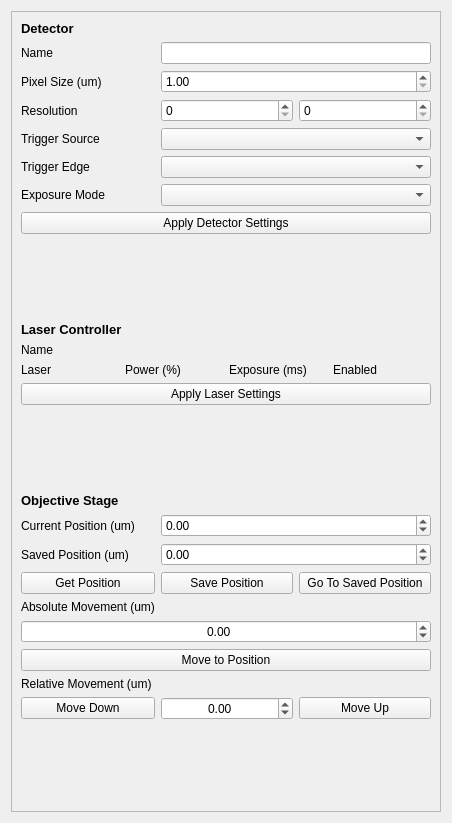
The window that openlm/ui/qt/OpenLMHardwareWidget.ui (DeMarcoLab/openCLEM) describes before a commit, drawn with Qt 5.
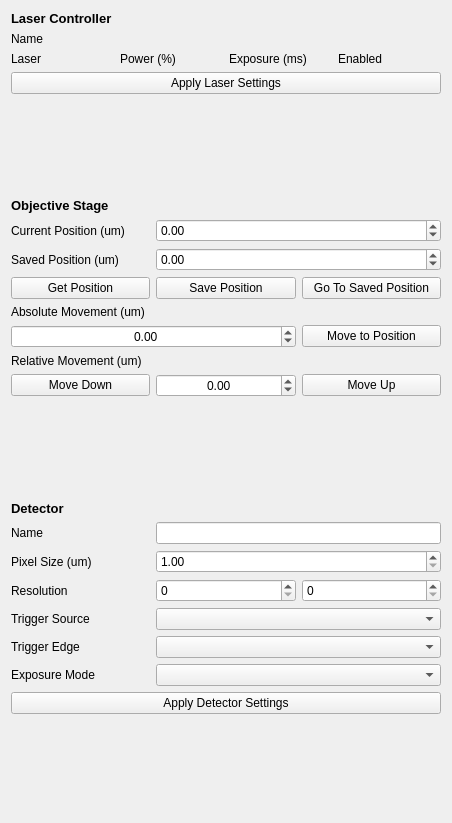
The same window after the commit.

Commit message: update hardware widget

```diff
--- a/openlm/ui/qt/OpenLMHardwareWidget.ui
+++ b/openlm/ui/qt/OpenLMHardwareWidget.ui
@@ -14,113 +14,200 @@
    <string>Form</string>
   </property>
   <layout class="QGridLayout" name="gridLayout">
-   <item row="0" column="0">
-    <widget class="QScrollArea" name="scrollArea">
-     <property name="widgetResizable">
-      <bool>true</bool>
+   <item row="21" column="1" colspan="2">
+    <widget class="QComboBox" name="comboBox_trigger_edge"/>
+   </item>
+   <item row="14" column="1">
+    <widget class="QDoubleSpinBox" name="doubleSpinBox_relative_position">
+     <property name="alignment">
+      <set>Qt::AlignCenter</set>
      </property>
-     <widget class="QWidget" name="scrollAreaWidgetContents">
-      <property name="geometry">
-       <rect>
-        <x>0</x>
-        <y>0</y>
-        <width>432</width>
-        <height>803</height>
-       </rect>
-      </property>
-      <layout class="QGridLayout" name="gridLayout_5">
-       <item row="22" column="1">
+     <property name="minimum">
+      <double>-100000000.000000000000000</double>
+     </property>
+     <property name="maximum">
+      <double>1000000000.000000000000000</double>
+     </property>
+    </widget>
+   </item>
+   <item row="20" column="0">
+    <widget class="QLabel" name="label_trigger_source">
+     <property name="text">
+      <string>Trigger Source</string>
+     </property>
+    </widget>
+   </item>
+   <item row="19" column="2">
+    <widget class="QSpinBox" name="spinBox_resolution_y">
+     <property name="maximum">
+      <number>1000000000</number>
+     </property>
+    </widget>
+   </item>
+   <item row="7" column="0">
+    <widget class="QLabel" name="label_saved_position">
+     <property name="text">
+      <string>Saved Position (um)</string>
+     </property>
+    </widget>
+   </item>
+   <item row="18" column="0">
+    <widget class="QLabel" name="label_pixelsize">
+     <property name="text">
+      <string>Pixel Size (um)</string>
+     </property>
+    </widget>
+   </item>
+   <item row="21" column="0">
+    <widget class="QLabel" name="label_trigger_edge">
+     <property name="text">
+      <string>Trigger Edge</string>
+     </property>
+    </widget>
+   </item>
+   <item row="14" column="2">
+    <widget class="QPushButton" name="pushButton_move_relative_up">
+     <property name="text">
+      <string>Move Up</string>
+     </property>
+    </widget>
+   </item>
+   <item row="17" column="0">
+    <widget class="QLabel" name="label_name">
+     <property name="text">
+      <string>Name</string>
+     </property>
+    </widget>
+   </item>
+   <item row="22" column="0">
+    <widget class="QLabel" name="label_exposure_mode">
+     <property name="text">
+      <string>Exposure Mode</string>
+     </property>
+    </widget>
+   </item>
+   <item row="17" column="1" colspan="2">
+    <widget class="QLineEdit" name="lineEdit_detector_name"/>
+   </item>
+   <item row="14" column="0">
+    <widget class="QPushButton" name="pushButton_move_relative_down">
+     <property name="text">
+      <string>Move Down</string>
+     </property>
+    </widget>
+   </item>
+   <item row="6" column="0">
+    <widget class="QLabel" name="label_current_position">
+     <property name="text">
+      <string>Current Position (um)</string>
+     </property>
+    </widget>
+   </item>
+   <item row="8" column="1">
         <widget class="QPushButton" name="pushButton_save_position">
          <property name="text">
           <string>Save Position</string>
          </property>
         </widget>
        </item>
-       <item row="4" column="1">
+   <item row="20" column="1" colspan="2">
+    <widget class="QComboBox" name="comboBox_trigger_source"/>
+   </item>
+   <item row="18" column="1" colspan="2">
+    <widget class="QDoubleSpinBox" name="doubleSpinBox_pixelsize">
+     <property name="decimals">
+      <number>2</number>
+     </property>
+     <property name="minimum">
+      <double>1.000000000000000</double>
+     </property>
+     <property name="maximum">
+      <double>10000.000000000000000</double>
+     </property>
+     <property name="singleStep">
+      <double>0.010000000000000</double>
+     </property>
+    </widget>
+   </item>
+   <item row="7" column="1" colspan="2">
+    <widget class="QDoubleSpinBox" name="doubleSpinBox_saved_position">
+     <property name="minimum">
+      <double>-1000000000.000000000000000</double>
+     </property>
+     <property name="maximum">
+      <double>10000000000.000000000000000</double>
+     </property>
+    </widget>
+   </item>
+   <item row="35" column="0" colspan="3">
+    <spacer name="verticalSpacer_2">
+     <property name="orientation">
+      <enum>Qt::Vertical</enum>
+     </property>
+     <property name="sizeHint" stdset="0">
+      <size>
+       <width>20</width>
+       <height>40</height>
+      </size>
+     </property>
+    </spacer>
+   </item>
+   <item row="8" column="2">
+    <widget class="QPushButton" name="pushButton_goto_saved_position">
+     <property name="text">
+      <string>Go To Saved Position</string>
+     </property>
+    </widget>
+   </item>
+   <item row="34" column="0" colspan="3">
+    <widget class="QPushButton" name="pushButton_apply_detector_settings">
+     <property name="text">
+      <string>Apply Detector Settings</string>
+     </property>
+    </widget>
+   </item>
+   <item row="6" column="1" colspan="2">
+    <widget class="QDoubleSpinBox" name="doubleSpinBox_current_position">
+     <property name="minimum">
+      <double>-10000000000.000000000000000</double>
+     </property>
+     <property name="maximum">
+      <double>100000000.000000000000000</double>
+     </property>
+    </widget>
+   </item>
+   <item row="19" column="1">
         <widget class="QSpinBox" name="spinBox_resolution_x">
          <property name="maximum">
           <number>1000000</number>
          </property>
         </widget>
        </item>
-       <item row="5" column="1" colspan="2">
-        <widget class="QComboBox" name="comboBox_trigger_source"/>
-       </item>
-       <item row="24" column="0" colspan="3">
-        <widget class="QDoubleSpinBox" name="doubleSpinBox_absolute_position">
-         <property name="alignment">
-          <set>Qt::AlignCenter</set>
-         </property>
-         <property name="minimum">
-          <double>-100000000.000000000000000</double>
-         </property>
-         <property name="maximum">
-          <double>1000000000.000000000000000</double>
-         </property>
-        </widget>
-       </item>
-       <item row="27" column="2">
-        <widget class="QPushButton" name="pushButton_move_relative_up">
-         <property name="text">
-          <string>Move Up</string>
-         </property>
-        </widget>
-       </item>
-       <item row="17" column="0" colspan="3">
-        <spacer name="verticalSpacer_3">
-         <property name="orientation">
-          <enum>Qt::Vertical</enum>
-         </property>
-         <property name="sizeHint" stdset="0">
-          <size>
-           <width>20</width>
-           <height>40</height>
-          </size>
-         </property>
-        </spacer>
-       </item>
-       <item row="4" column="0">
+   <item row="19" column="0">
         <widget class="QLabel" name="label_resolution">
          <property name="text">
           <string>Resolution</string>
          </property>
         </widget>
        </item>
-       <item row="16" column="0" colspan="3">
-        <widget class="QPushButton" name="pushButton_apply_laser_settings">
+   <item row="8" column="0">
+    <widget class="QPushButton" name="pushButton_get_position">
          <property name="text">
-          <string>Apply Laser Settings</string>
+      <string>Get Position</string>
          </property>
         </widget>
        </item>
-       <item row="22" column="2">
-        <widget class="QPushButton" name="pushButton_goto_saved_position">
-         <property name="text">
-          <string>Go To Saved Position</string>
-         </property>
-        </widget>
-       </item>
-       <item row="7" column="1" colspan="2">
+   <item row="22" column="1" colspan="2">
         <widget class="QComboBox" name="comboBox_exposure_mode"/>
        </item>
-       <item row="5" column="0">
-        <widget class="QLabel" name="label_trigger_source">
+   <item row="1" column="0" colspan="2">
+    <widget class="QLabel" name="label_lc_name">
          <property name="text">
-          <string>Trigger Source</string>
+      <string>Name</string>
          </property>
         </widget>
        </item>
-       <item row="1" column="1" colspan="2">
-        <widget class="QLineEdit" name="lineEdit_detector_name"/>
-       </item>
-       <item row="19" column="0">
-        <widget class="QLabel" name="label_current_position">
-         <property name="text">
-          <string>Current Position (um)</string>
-         </property>
-        </widget>
-       </item>
-       <item row="15" column="0" colspan="3">
+   <item row="2" column="0" colspan="3">
         <layout class="QGridLayout" name="gridLayout_laser">
          <item row="0" column="1">
           <widget class="QLabel" name="label_laser_power_2">
@@ -152,184 +239,54 @@
          </item>
         </layout>
        </item>
-       <item row="27" column="0">
-        <widget class="QPushButton" name="pushButton_move_relative_down">
+   <item row="3" column="0" colspan="3">
+    <widget class="QPushButton" name="pushButton_apply_laser_settings">
          <property name="text">
-          <string>Move Down</string>
+      <string>Apply Laser Settings</string>
          </property>
         </widget>
        </item>
+   <item row="4" column="0" colspan="3">
+    <spacer name="verticalSpacer_3">
+     <property name="orientation">
+      <enum>Qt::Vertical</enum>
+     </property>
+     <property name="sizeHint" stdset="0">
+      <size>
+       <width>20</width>
+       <height>40</height>
+      </size>
+     </property>
+    </spacer>
+   </item>
        <item row="9" column="0" colspan="3">
-        <spacer name="verticalSpacer_2">
-         <property name="orientation">
-          <enum>Qt::Vertical</enum>
-         </property>
-         <property name="sizeHint" stdset="0">
-          <size>
-           <width>20</width>
-           <height>40</height>
-          </size>
-         </property>
-        </spacer>
-       </item>
-       <item row="0" column="0" colspan="3">
-        <widget class="QLabel" name="label_detector_header">
-         <property name="font">
-          <font>
-           <pointsize>10</pointsize>
-           <weight>75</weight>
-           <bold>true</bold>
-          </font>
-         </property>
-         <property name="text">
-          <string>Detector</string>
-         </property>
-        </widget>
-       </item>
-       <item row="27" column="1">
-        <widget class="QDoubleSpinBox" name="doubleSpinBox_relative_position">
-         <property name="alignment">
-          <set>Qt::AlignCenter</set>
-         </property>
-         <property name="minimum">
-          <double>-100000000.000000000000000</double>
-         </property>
-         <property name="maximum">
-          <double>1000000000.000000000000000</double>
-         </property>
-        </widget>
-       </item>
-       <item row="18" column="0">
-        <widget class="QLabel" name="label_objective_header">
-         <property name="font">
-          <font>
-           <pointsize>10</pointsize>
-           <weight>75</weight>
-           <bold>true</bold>
-          </font>
-         </property>
-         <property name="text">
-          <string>Objective Stage</string>
-         </property>
-        </widget>
-       </item>
-       <item row="21" column="0">
-        <widget class="QLabel" name="label_saved_position">
-         <property name="text">
-          <string>Saved Position (um)</string>
-         </property>
-        </widget>
-       </item>
-       <item row="21" column="1" colspan="2">
-        <widget class="QDoubleSpinBox" name="doubleSpinBox_saved_position">
-         <property name="minimum">
-          <double>-1000000000.000000000000000</double>
-         </property>
-         <property name="maximum">
-          <double>10000000000.000000000000000</double>
-         </property>
-        </widget>
-       </item>
-       <item row="19" column="1" colspan="2">
-        <widget class="QDoubleSpinBox" name="doubleSpinBox_current_position">
-         <property name="minimum">
-          <double>-10000000000.000000000000000</double>
-         </property>
-         <property name="maximum">
-          <double>100000000.000000000000000</double>
-         </property>
-        </widget>
-       </item>
-       <item row="22" column="0">
-        <widget class="QPushButton" name="pushButton_get_position">
-         <property name="text">
-          <string>Get Position</string>
-         </property>
-        </widget>
-       </item>
-       <item row="23" column="0">
         <widget class="QLabel" name="label_absolute_position">
          <property name="text">
           <string>Absolute Movement (um)</string>
          </property>
         </widget>
        </item>
-       <item row="3" column="0">
-        <widget class="QLabel" name="label_pixelsize">
-         <property name="text">
-          <string>Pixel Size (um)</string>
-         </property>
-        </widget>
-       </item>
-       <item row="4" column="2">
-        <widget class="QSpinBox" name="spinBox_resolution_y">
-         <property name="maximum">
-          <number>1000000000</number>
-         </property>
-        </widget>
-       </item>
-       <item row="7" column="0">
-        <widget class="QLabel" name="label_exposure_mode">
-         <property name="text">
-          <string>Exposure Mode</string>
-         </property>
-        </widget>
-       </item>
-       <item row="1" column="0">
-        <widget class="QLabel" name="label_name">
-         <property name="text">
-          <string>Name</string>
-         </property>
-        </widget>
-       </item>
-       <item row="26" column="0">
-        <widget class="QLabel" name="label_relative_position">
-         <property name="text">
-          <string>Relative Movement (um)</string>
-         </property>
-        </widget>
-       </item>
-       <item row="6" column="0">
-        <widget class="QLabel" name="label_trigger_edge">
-         <property name="text">
-          <string>Trigger Edge</string>
-         </property>
-        </widget>
-       </item>
-       <item row="3" column="1" colspan="2">
-        <widget class="QDoubleSpinBox" name="doubleSpinBox_pixelsize">
-         <property name="decimals">
-          <number>2</number>
+   <item row="10" column="0" colspan="2">
+    <widget class="QDoubleSpinBox" name="doubleSpinBox_absolute_position">
+     <property name="alignment">
+      <set>Qt::AlignCenter</set>
          </property>
          <property name="minimum">
-          <double>1.000000000000000</double>
+      <double>-100000000.000000000000000</double>
          </property>
          <property name="maximum">
-          <double>10000.000000000000000</double>
-         </property>
-         <property name="singleStep">
-          <double>0.010000000000000</double>
-         </property>
-        </widget>
-       </item>
-       <item row="6" column="1" colspan="2">
-        <widget class="QComboBox" name="comboBox_trigger_edge"/>
-       </item>
-       <item row="8" column="0" colspan="3">
-        <widget class="QPushButton" name="pushButton_apply_detector_settings">
-         <property name="text">
-          <string>Apply Detector Settings</string>
-         </property>
-        </widget>
-       </item>
-       <item row="25" column="0" colspan="3">
+      <double>1000000000.000000000000000</double>
+     </property>
+    </widget>
+   </item>
+   <item row="10" column="2">
         <widget class="QPushButton" name="pushButton_move_absolute">
          <property name="text">
           <string>Move to Position</string>
          </property>
         </widget>
        </item>
-       <item row="28" column="0" colspan="3">
+   <item row="15" column="0" colspan="3">
         <spacer name="verticalSpacer">
          <property name="orientation">
           <enum>Qt::Vertical</enum>
@@ -342,7 +299,28 @@
          </property>
         </spacer>
        </item>
-       <item row="12" column="0" colspan="3">
+   <item row="13" column="0" colspan="3">
+    <widget class="QLabel" name="label_relative_position">
+     <property name="text">
+      <string>Relative Movement (um)</string>
+     </property>
+    </widget>
+   </item>
+   <item row="5" column="0" colspan="3">
+    <widget class="QLabel" name="label_objective_header">
+     <property name="font">
+      <font>
+       <pointsize>10</pointsize>
+       <weight>75</weight>
+       <bold>true</bold>
+      </font>
+     </property>
+     <property name="text">
+      <string>Objective Stage</string>
+     </property>
+    </widget>
+   </item>
+   <item row="0" column="0" colspan="3">
         <widget class="QLabel" name="label">
          <property name="font">
           <font>
@@ -356,15 +334,18 @@
          </property>
         </widget>
        </item>
-       <item row="13" column="0" colspan="2">
-        <widget class="QLabel" name="label_lc_name">
+   <item row="16" column="0" colspan="3">
+    <widget class="QLabel" name="label_detector_header">
+     <property name="font">
+      <font>
+       <pointsize>10</pointsize>
+       <weight>75</weight>
+       <bold>true</bold>
+      </font>
+     </property>
          <property name="text">
-          <string>Name</string>
-         </property>
-        </widget>
-       </item>
-      </layout>
-     </widget>
+      <string>Detector</string>
+     </property>
     </widget>
    </item>
   </layout>
```
Lines whose indentation alone changed are shown as unchanged. The commit also changes 2 other files.
